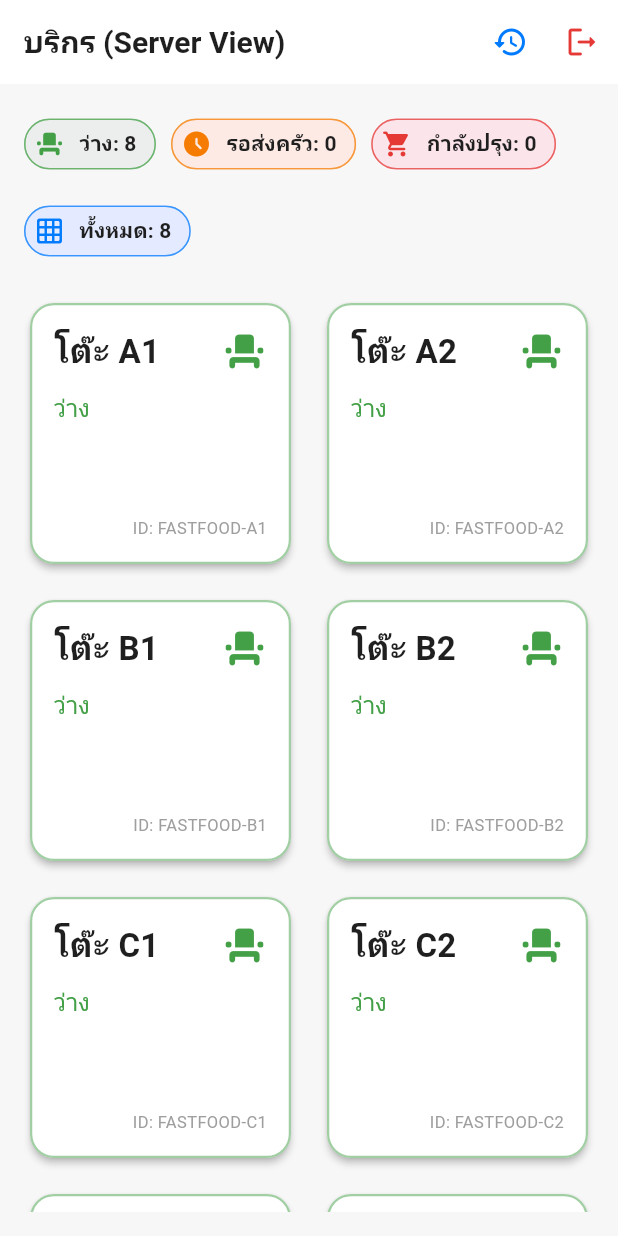
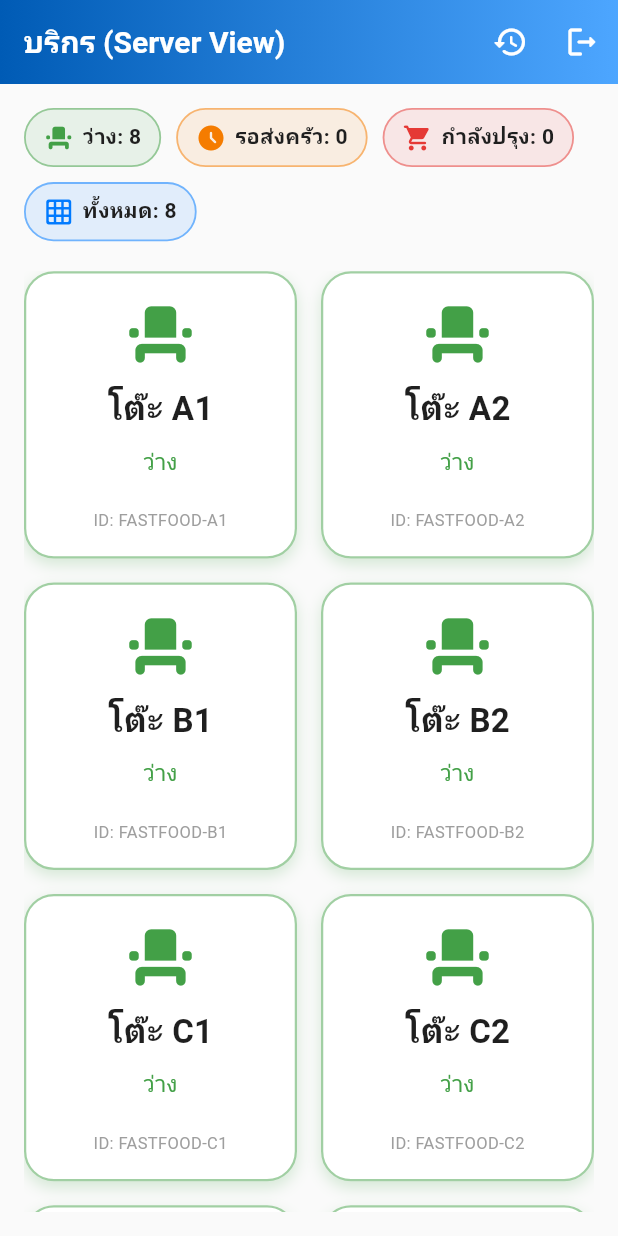
Before and after one commit to phuwanonjame/Fastdoof_Flutter, a Flutter app: the WaiterScreen screen opened directly, on a phone screen of 412 x 824 dp. Run offline on Flutter 3.47's test engine with Material 3 defaults, Android fonts, the phone set to English and light mode, and no system bars.

Commit message:
Update waiter_screen.dart

```diff
--- a/lib/features/auth/presentation/screens/waiter_screen.dart
+++ b/lib/features/auth/presentation/screens/waiter_screen.dart
@@ -1,12 +1,8 @@
-// lib/features/auth/presentation/screens/waiter_screen.dart
-
 import 'package:flutter/material.dart';
-
 import '../../../../models/order_models.dart';
 import 'order_detail_screen.dart';
-import 'order_history_screen.dart'; // เพิ่ม Import
+import 'order_history_screen.dart';
 
-// หน้าจอหลักสำหรับบริกร (Waiter/Server)
 class WaiterScreen extends StatefulWidget {
   const WaiterScreen({super.key});
 
@@ -15,15 +11,12 @@ class WaiterScreen extends StatefulWidget {
 }
 
 class _WaiterScreenState extends State<WaiterScreen> {
-  // *** ปรับสีสำหรับ Light Mode (ใช้ Material 3 Palette) ***
-  final Color _primaryColor = const Color(0xFF007AFF); // สีน้ำเงินหลัก (เดิม)
-  final Color _lightBackgroundColor = const Color(0xFFF7F7F7); // พื้นหลังจอ (เกือบขาว)
-  final Color _lightCardColor = const Color(0xFFFFFFFF); // พื้นหลัง Card (ขาว)
-  final Color _textColor = const Color(0xFF1F1F1F); // สีข้อความหลัก (ดำเข้ม)
-  final Color _secondaryTextColor = const Color(0xFF5A5A5A); // สีข้อความรอง (เทาเข้ม)
+  final Color _primaryColor = const Color(0xFF007AFF); // CI น้ำเงิน
+  final Color _lightBackgroundColor = const Color(0xFFFAFAFA);
+  final Color _lightCardColor = const Color(0xFFFFFFFF);
+  final Color _textColor = const Color(0xFF1F1F1F);
+  final Color _secondaryTextColor = const Color(0xFF757575);
 
-
-  // โต๊ะเริ่มต้นเป็น "ว่าง" ทั้งหมด
   List<TableStatus> _tables = [
     TableStatus(id: 1, name: 'A1', isOccupied: false, peopleCount: 0, qrCode: 'FASTFOOD-A1', statusColor: Colors.green.shade600),
     TableStatus(id: 2, name: 'A2', isOccupied: false, peopleCount: 0, qrCode: 'FASTFOOD-A2', statusColor: Colors.green.shade600),
@@ -35,86 +28,58 @@ class _WaiterScreenState extends State<WaiterScreen> {
     TableStatus(id: 8, name: 'D2', isOccupied: false, peopleCount: 0, qrCode: 'FASTFOOD-D8', statusColor: Colors.green.shade600),
   ];
 
-  // ******************************
-  // ฟังก์ชันจัดการ Order ใหม่ (ใช้ TableOrder จาก models)
-  // ******************************
-
-  // ฟังก์ชันจัดการเมื่อ Order มีการเปลี่ยนแปลง
   void _handleOrderUpdate(int tableId, TableOrder newOrder) {
     setState(() {
       final index = _tables.indexWhere((table) => table.id == tableId);
       if (index != -1) {
-
-        // ตรรกะ: ไม่ว่างเมื่อมีรายการสั่ง (items.isNotEmpty)
         final bool isOccupied = newOrder.items.isNotEmpty;
-
-        Color newStatusColor = Colors.green.shade600; // ค่าเริ่มต้น (ว่าง)
+        Color newStatusColor = Colors.green.shade600;
         if (isOccupied) {
-            // มีรายการสั่ง: ไม่ว่าง
           if (newOrder.safeIsSentToKitchen) {
-                // มีรายการสั่ง + ส่งครัวแล้ว = กำลังทำอาหาร (สีแดง)
             newStatusColor = Colors.red.shade600;
           } else {
-                // มีรายการสั่ง + ยังไม่ส่งครัว = รอส่งครัว (จะถูกจัดการใน _buildTableCard เป็นสีส้ม)
-                newStatusColor = Colors.red.shade600; // ใช้สีแดงเป็นค่าตั้งต้น
+            newStatusColor = Colors.red.shade600;
           }
         }
-
-        // ถ้าปิดบิลและรายการสั่งเป็น 0, โต๊ะต้องว่างเสมอ
         if (newOrder.isComplete && newOrder.items.isEmpty) {
           newStatusColor = Colors.green.shade600;
         }
-
-        // อัปเดต TableStatus
         _tables[index] = _tables[index].copyWith(
           isOccupied: isOccupied,
-          // กำหนดจำนวนคน: หากมีการสั่งถือว่ามีคนนั่ง (ตั้งเป็น 1) หากว่างก็เป็น 0
           peopleCount: isOccupied ? (_tables[index].peopleCount > 0 ? _tables[index].peopleCount : 1) : 0,
-          order: isOccupied ? newOrder : null, // ถ้าว่าง order จะถูกล้าง
+          order: isOccupied ? newOrder : null,
           statusColor: newStatusColor,
         );
       }
     });
   }
 
-  // ฟังก์ชันเปิดหน้า OrderDetailScreen (ใช้ TableOrder จาก models)
   void _openOrderDetails(TableStatus table) {
     Navigator.of(context).push(
       MaterialPageRoute(
         builder: (context) => OrderDetailScreen(
           tableId: table.id,
           tableName: table.name,
-          tableQrCode: table.qrCode, // ส่ง QR Code ไปด้วย
-          currentOrder: table.order, // ใช้ TableOrder จาก order_models.dart
+          tableQrCode: table.qrCode,
+          currentOrder: table.order,
           onOrderUpdated: (updatedOrder) => _handleOrderUpdate(table.id, updatedOrder),
         ),
       ),
     );
   }
 
-  // ฟังก์ชันใหม่: เปิดหน้าจอประวัติ
   void _openOrderHistory() {
     Navigator.of(context).push(
       MaterialPageRoute(
-        builder: (context) => OrderHistoryScreen(
-          history: globalOrderHistory,
-        ),
+        builder: (context) => OrderHistoryScreen(history: globalOrderHistory),
       ),
     );
   }
 
-  // ******************************
-  // Widget Builder Methods
-  // ******************************
-
   Widget _buildTableCard(TableStatus table) {
     final title = 'โต๊ะ ${table.name}';
     final itemCount = table.order?.items.fold(0, (sum, item) => sum + item.quantity) ?? 0;
-
-    // การตรวจสอบสถานะการส่งครัว (ใช้ safeIsSentToKitchen)
     final bool isWaitingToSend = table.isOccupied && itemCount > 0 && table.order!.safeIsSentToKitchen == false;
-
-    // ปรับคำบรรยายให้สอดคล้องกับสถานะ
     final subtitle = table.isOccupied
         ? (itemCount > 0
             ? (isWaitingToSend ? 'รอส่งครัว ($itemCount รายการ)' : 'กำลังปรุง ($itemCount รายการ)')
@@ -123,75 +88,61 @@ class _WaiterScreenState extends State<WaiterScreen> {
 
     final statusIcon = table.isOccupied ? Icons.restaurant_menu_rounded : Icons.event_seat_rounded;
     final peopleIcon = table.isOccupied && table.peopleCount > 0 ? Icons.people_alt_rounded : null;
-
-    // กำหนดสีขอบ Card ตามสถานะจริง
     Color cardBorderColor = table.statusColor;
     if (isWaitingToSend) {
-        cardBorderColor = Colors.orange.shade700; // ใช้สีส้มสำหรับ รอส่งครัว
+      cardBorderColor = Colors.orange.shade700;
     }
 
-    return Card(
-      elevation: 2,
+    return AnimatedContainer(
+      duration: const Duration(milliseconds: 250),
+      curve: Curves.easeInOut,
+      decoration: BoxDecoration(
         color: _lightCardColor,
-      shape: RoundedRectangleBorder(
-        borderRadius: BorderRadius.circular(16),
-        side: BorderSide(color: cardBorderColor.withOpacity(0.5), width: 1.5),
+        borderRadius: BorderRadius.circular(20),
+        boxShadow: [
+          BoxShadow(color: cardBorderColor.withOpacity(0.2), blurRadius: 8, offset: const Offset(0, 4)),
+        ],
+        border: Border.all(color: cardBorderColor.withOpacity(0.5), width: 1.5),
       ),
       child: InkWell(
         onTap: () => _openOrderDetails(table),
-        borderRadius: BorderRadius.circular(16),
+        borderRadius: BorderRadius.circular(20),
+        splashColor: cardBorderColor.withOpacity(0.1),
         child: Padding(
           padding: const EdgeInsets.all(16),
           child: Column(
-            crossAxisAlignment: CrossAxisAlignment.start,
             mainAxisAlignment: MainAxisAlignment.spaceBetween,
             children: [
-              Row(
-                mainAxisAlignment: MainAxisAlignment.spaceBetween,
-                children: [
+              Icon(statusIcon, color: cardBorderColor, size: 50),
               Text(
                 title,
                 style: TextStyle(
                   color: _textColor,
                   fontSize: 22,
-                      fontWeight: FontWeight.bold
+                  fontWeight: FontWeight.bold,
                 ),
               ),
-                  Icon(statusIcon, color: cardBorderColor, size: 30),
-                ],
-              ),
-              const SizedBox(height: 10),
-
-              Row(
-                children: [
-                  if (peopleIcon != null) ...[
-                    Icon(peopleIcon, color: _secondaryTextColor, size: 18),
-                    const SizedBox(width: 4),
-                    Text(
-                      '${table.peopleCount}',
-                      style: TextStyle(color: _secondaryTextColor, fontSize: 16),
-                    ),
-                    const SizedBox(width: 12),
-                  ],
               Text(
                 subtitle,
                 style: TextStyle(
                   color: cardBorderColor,
-                      fontSize: 16,
-                      fontWeight: FontWeight.w500
+                  fontSize: 15,
+                  fontWeight: FontWeight.w500,
                 ),
               ),
+              if (peopleIcon != null)
+                Row(
+                  mainAxisAlignment: MainAxisAlignment.center,
+                  children: [
+                    Icon(peopleIcon, color: _secondaryTextColor, size: 18),
+                    const SizedBox(width: 5),
+                    Text('${table.peopleCount}', style: TextStyle(color: _secondaryTextColor, fontSize: 14)),
                   ],
                 ),
-
-              const Spacer(),
-
-              Align(
-                alignment: Alignment.bottomRight,
-                child: Text(
+              const SizedBox(height: 6),
+              Text(
                 'ID: ${table.qrCode}',
                 style: TextStyle(color: Colors.grey.shade500, fontSize: 11),
-                ),
               ),
             ],
           ),
@@ -203,8 +154,6 @@ class _WaiterScreenState extends State<WaiterScreen> {
   @override
   Widget build(BuildContext context) {
     final emptyTables = _tables.where((t) => !t.isOccupied).length;
-
-    // คำนวณสถานะตามตรรกะใหม่
     final occupiedWithOrderSent = _tables.where((t) => t.isOccupied && t.order?.items.isNotEmpty == true && t.order?.safeIsSentToKitchen == true).length;
     final occupiedWaiting = _tables.where((t) => t.isOccupied && t.order?.items.isNotEmpty == true && t.order?.safeIsSentToKitchen == false).length;
 
@@ -213,38 +162,37 @@ class _WaiterScreenState extends State<WaiterScreen> {
       appBar: AppBar(
         title: Text(
           'บริกร (Server View)',
-          style: TextStyle(
-            color: _textColor,
+          style: const TextStyle(
+            color: Colors.white,
             fontWeight: FontWeight.bold,
             fontSize: 20,
-          )
           ),
-        backgroundColor: _lightCardColor,
-        elevation: 0.5,
-        surfaceTintColor: Colors.transparent,
+        ),
+        flexibleSpace: Container(
+          decoration: const BoxDecoration(
+            gradient: LinearGradient(
+              colors: [Color(0xFF005BB5), Color(0xFF4DA6FF)], // น้ำเงินเข้ม -> น้ำเงินอ่อน
+            ),
+          ),
+        ),
+        elevation: 4,
         automaticallyImplyLeading: false,
         actions: [
-          // ปุ่มใหม่: ดูประวัติการชำระเงิน
           IconButton(
-            icon: Icon(Icons.history_rounded, color: _primaryColor),
+            icon: const Icon(Icons.history_rounded, color: Colors.white),
             onPressed: _openOrderHistory,
-            tooltip: 'ประวัติการชำระเงิน',
           ),
           IconButton(
-            icon: Icon(Icons.logout_rounded, color: Colors.red.shade600),
+            icon: const Icon(Icons.logout_rounded, color: Colors.white),
             onPressed: () {
               Navigator.of(context).popUntil((route) => route.isFirst);
             },
-            tooltip: 'ออกจากระบบ',
           )
         ],
       ),
       body: Padding(
         padding: const EdgeInsets.all(16.0),
-        child: Column(
-          crossAxisAlignment: CrossAxisAlignment.start,
-          children: [
-            // สรุปสถานะ
+        child: Column(crossAxisAlignment: CrossAxisAlignment.start, children: [
           Wrap(
             spacing: 10.0,
             runSpacing: 10.0,
@@ -256,15 +204,13 @@ class _WaiterScreenState extends State<WaiterScreen> {
             ],
           ),
           const SizedBox(height: 20),
-
           Expanded(
-              // Grid View แสดงสถานะโต๊ะทั้งหมด
             child: GridView.builder(
               gridDelegate: const SliverGridDelegateWithFixedCrossAxisCount(
                 crossAxisCount: 2,
                 crossAxisSpacing: 16.0,
                 mainAxisSpacing: 16.0,
-                  childAspectRatio: 1.0,
+                childAspectRatio: 0.95,
               ),
               itemCount: _tables.length,
               itemBuilder: (context, index) {
@@ -272,25 +218,31 @@ class _WaiterScreenState extends State<WaiterScreen> {
               },
             ),
           ),
-          ],
-        ),
+        ]),
       ),
     );
   }
 
   Widget _buildStatusChip(IconData icon, String label, int count, Color color) {
-    return Chip(
-      avatar: Icon(icon, color: color, size: 20),
-      label: Text(
+    return Container(
+      padding: const EdgeInsets.symmetric(horizontal: 12, vertical: 8),
+      decoration: BoxDecoration(
+        color: color.withOpacity(0.1),
+        borderRadius: BorderRadius.circular(30),
+        border: Border.all(color: color.withOpacity(0.5), width: 1.2),
+      ),
+      child: Row(mainAxisSize: MainAxisSize.min, children: [
+        Icon(icon, color: color, size: 20),
+        const SizedBox(width: 6),
+        Text(
           '$label: $count',
-        style: TextStyle(color: _textColor, fontWeight: FontWeight.w600),
+          style: TextStyle(
+            color: _textColor,
+            fontWeight: FontWeight.w600,
+            fontSize: 14,
           ),
-      backgroundColor: color.withOpacity(0.1),
-      shape: RoundedRectangleBorder(
-        borderRadius: BorderRadius.circular(20),
-        side: BorderSide(color: color.withOpacity(0.5), width: 1),
         ),
-      padding: const EdgeInsets.symmetric(horizontal: 4, vertical: 4),
+      ]),
     );
   }
 }
```
Lines whose indentation alone changed are shown as unchanged.
